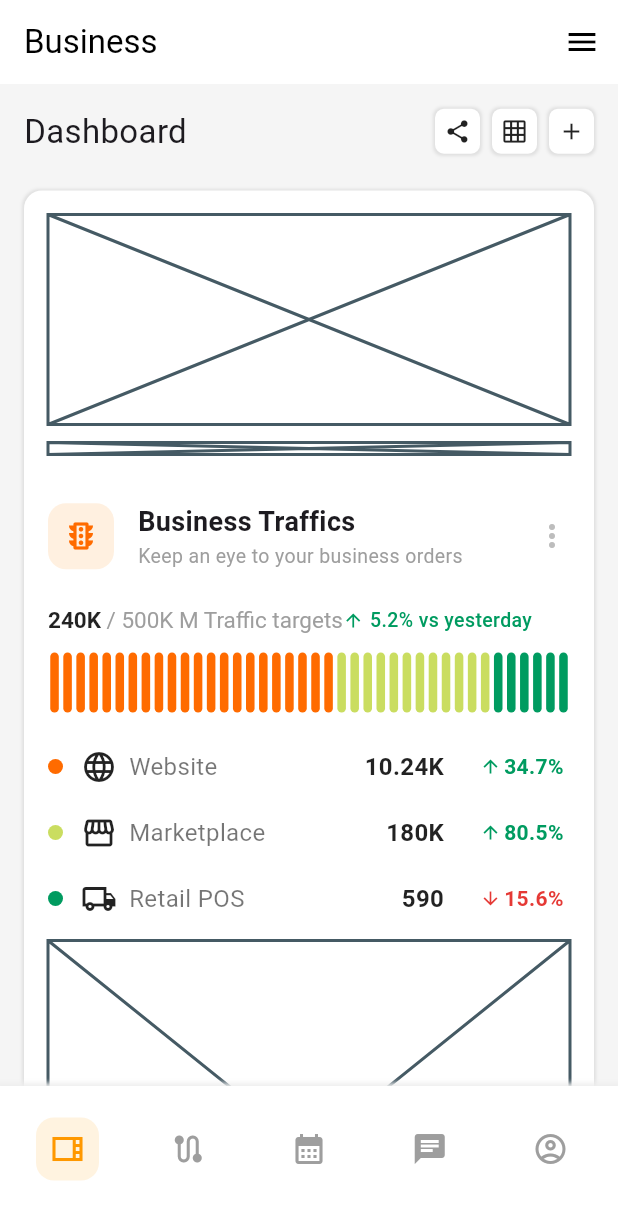
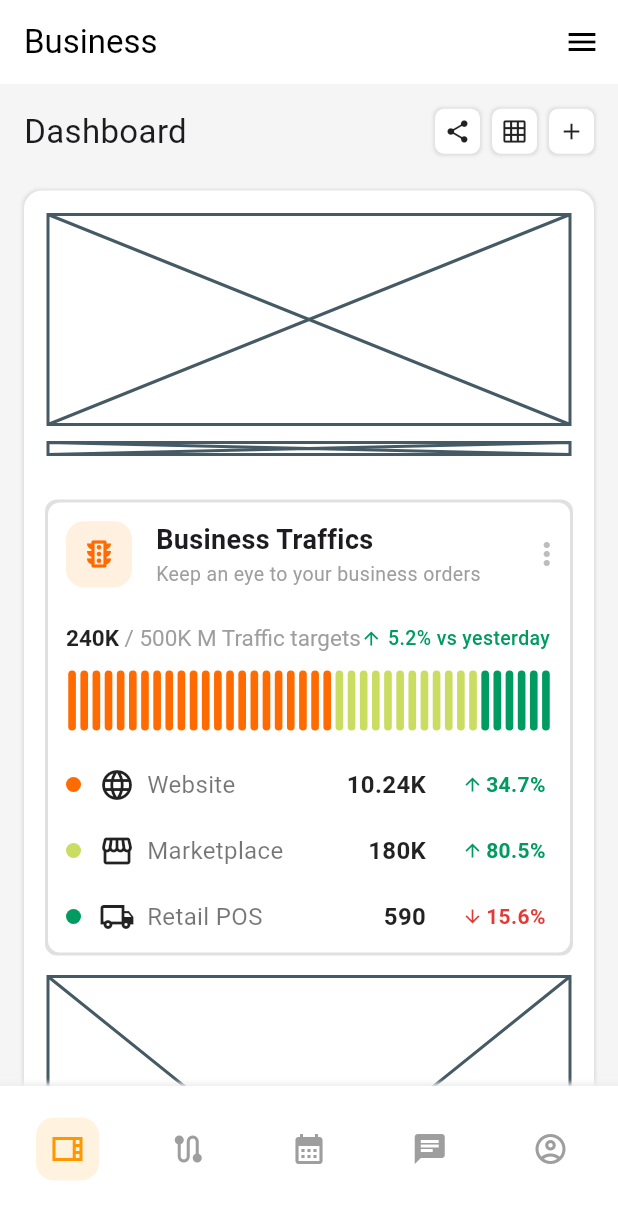
Before and after one commit to JAICHANGPARK/flutter_notebook_chapter_49, a Flutter app: the BusinessMainPage screen opened directly, on a phone screen of 412 x 824 dp. Shown: the top 1220 px of the screen. Run offline on Flutter 3.47's test engine with Material 3 defaults, Android fonts, the phone set to English and light mode, and no system bars; our stand-ins replace dots_indicator, gap, google_fonts.

Commit message:
Update business_traffic_card_widget.dart

```diff
--- a/lib/ep2467_business_control_center_app/ui/business_traffic_card_widget.dart
+++ b/lib/ep2467_business_control_center_app/ui/business_traffic_card_widget.dart
@@ -7,7 +7,13 @@ class BusinessTrafficCardWidget extends StatelessWidget {
   @override
   Widget build(BuildContext context) {
     return Container(
-      decoration: BoxDecoration(color: Colors.white),
+      decoration: BoxDecoration(
+        color: Colors.white,
+        borderRadius: BorderRadius.circular(8),
+        boxShadow: [BoxShadow(color: Colors.grey[300]!,
+        spreadRadius: 2)],
+      ),
+      padding: EdgeInsets.all(12),
       child: Column(
         children: [
           Row(
@@ -205,9 +211,13 @@ class PlatformRow extends StatelessWidget {
                 color: isUp ? Color(0xFF009B60) : Color(0xFFE53935),
               ),
               Gap(2),
-              Text(percent, style: TextStyle(fontWeight: .bold,
-                color: isUp ? Color(0xFF009B60) : Color(0xFFE53935),
-              )),
+              Text(
+                percent,
+                style: TextStyle(
+                  fontWeight: .bold,
+                  color: isUp ? Color(0xFF009B60) : Color(0xFFE53935),
+                ),
+              ),
             ],
           ),
         ),
```
